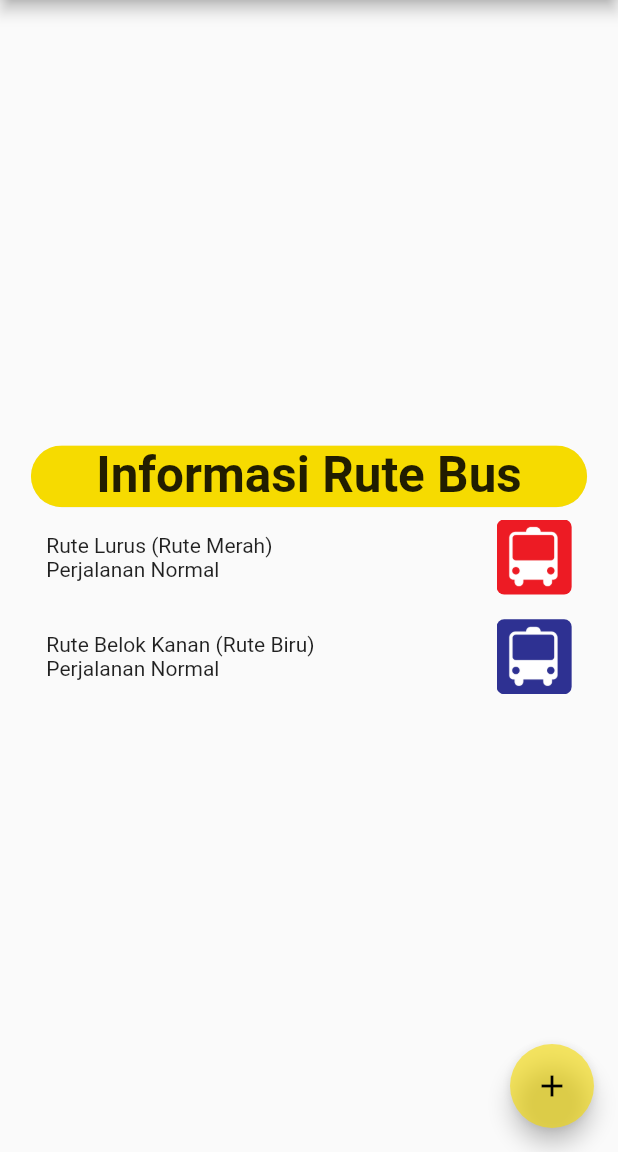
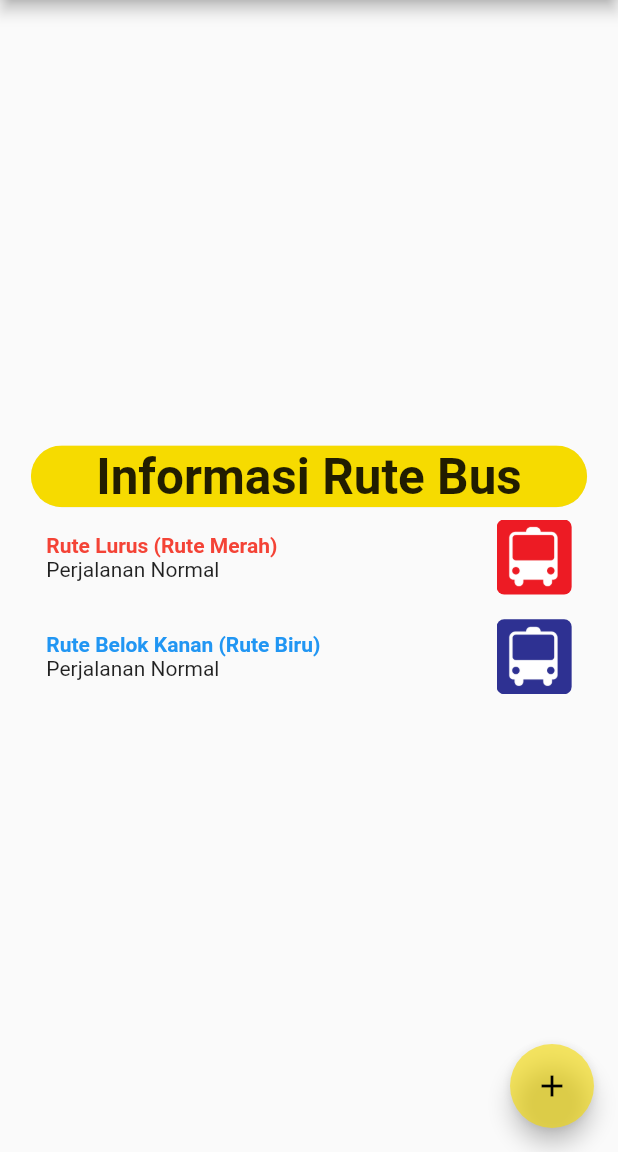
Before and after one commit to ibuska/ibuska-flutter, a Flutter app: the screen it shows after launch, on a phone screen of 412 x 824 dp, the part 84-1236 px from its top. Run offline on Flutter 3.47's test engine with Material 2 defaults, Android fonts, the phone set to English and light mode, and no system bars.

Commit message:
Refactor things

```diff
--- a/lib/presentation/pages/home_page.dart
+++ b/lib/presentation/pages/home_page.dart
@@ -36,6 +36,7 @@ class _HomePageState extends State<HomePage> {
               child: ClipRRect(
                 borderRadius: BorderRadius.circular(36.0),
                 child: Container(
+                  alignment: Alignment.center,
                   decoration: const BoxDecoration(
                     color: Color(0xFFF6DB00),
                     boxShadow: [
@@ -66,7 +67,19 @@ class _HomePageState extends State<HomePage> {
               child: Row(
                 mainAxisAlignment: MainAxisAlignment.spaceBetween,
                 children: [
-                  const Text("Rute Lurus (Rute Merah)\nPerjalanan Normal"),
+                  Column(
+                    crossAxisAlignment: CrossAxisAlignment.start,
+                    children: const [
+                      Text(
+                        "Rute Lurus (Rute Merah)",
+                        style: TextStyle(
+                          fontWeight: FontWeight.bold,
+                          color: Colors.red,
+                        ),
+                      ),
+                      Text("Perjalanan Normal")
+                    ],
+                  ),
                   ClipRRect(
                     borderRadius: BorderRadius.circular(5),
                     child: Image.asset(
@@ -88,7 +101,19 @@ class _HomePageState extends State<HomePage> {
               child: Row(
                 mainAxisAlignment: MainAxisAlignment.spaceBetween,
                 children: [
-                  const Text("Rute Belok Kanan (Rute Biru)\nPerjalanan Normal"),
+                  Column(
+                    crossAxisAlignment: CrossAxisAlignment.start,
+                    children: const [
+                      Text(
+                        "Rute Belok Kanan (Rute Biru)",
+                        style: TextStyle(
+                          fontWeight: FontWeight.bold,
+                          color: Colors.blue,
+                        ),
+                      ),
+                      Text("Perjalanan Normal")
+                    ],
+                  ),
                   ClipRRect(
                     borderRadius: BorderRadius.circular(5),
                     child: Image.asset(
```
